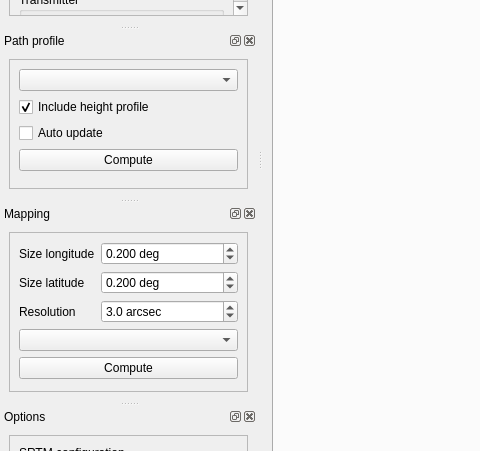
The window that pycraf/gui/resources/main_form.ui (bwinkel/pycraf) describes before a commit, drawn with Qt 5; both pictures show x 0 to 480 and y 307 to 758 of the 1098 by 934 pixel window.
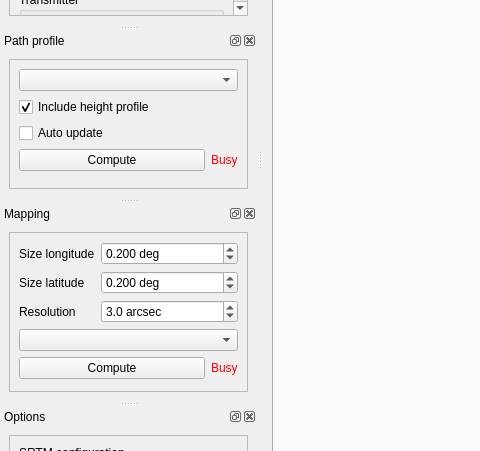
The same window after the commit.

Commit message: gui: add busy indicators for background workers

```diff
--- a/pycraf/gui/resources/main_form.ui
+++ b/pycraf/gui/resources/main_form.ui
@@ -580,9 +580,9 @@
         <property name="geometry">
          <rect>
           <x>0</x>
-          <y>-39</y>
+          <y>-22</y>
           <width>222</width>
-          <height>130</height>
+          <height>132</height>
          </rect>
         </property>
         <layout class="QGridLayout" name="gridLayout_7">
@@ -609,11 +609,33 @@
             </widget>
            </item>
            <item>
+            <layout class="QHBoxLayout" name="horizontalLayout_3">
+             <item>
             <widget class="QPushButton" name="pathprofComputePushButton">
+               <property name="sizePolicy">
+                <sizepolicy hsizetype="Expanding" vsizetype="Fixed">
+                 <horstretch>0</horstretch>
+                 <verstretch>0</verstretch>
+                </sizepolicy>
+               </property>
              <property name="text">
               <string>Compute</string>
              </property>
             </widget>
+             </item>
+             <item>
+              <widget class="QLabel" name="pathprofBusyIndicatorLabel">
+               <property name="styleSheet">
+                <string notr="true">QLabel {
+	color : red;
+}</string>
+               </property>
+               <property name="text">
+                <string>Busy</string>
+               </property>
+              </widget>
+             </item>
+            </layout>
            </item>
            <item>
             <spacer name="verticalSpacer_3">
@@ -655,9 +677,9 @@
         <property name="geometry">
          <rect>
           <x>0</x>
-          <y>-98</y>
+          <y>-81</y>
           <width>222</width>
-          <height>161</height>
+          <height>163</height>
          </rect>
         </property>
         <layout class="QGridLayout" name="gridLayout_12">
@@ -755,11 +777,33 @@
             <widget class="QComboBox" name="mapPlotChooserComboBox"/>
            </item>
            <item>
+            <layout class="QHBoxLayout" name="horizontalLayout_4">
+             <item>
             <widget class="QPushButton" name="mapComputePushButton">
+               <property name="sizePolicy">
+                <sizepolicy hsizetype="Expanding" vsizetype="Fixed">
+                 <horstretch>0</horstretch>
+                 <verstretch>0</verstretch>
+                </sizepolicy>
+               </property>
              <property name="text">
               <string>Compute</string>
              </property>
             </widget>
+             </item>
+             <item>
+              <widget class="QLabel" name="mapBusyIndicatorLabel">
+               <property name="styleSheet">
+                <string notr="true">QLabel {
+	color : red;
+}</string>
+               </property>
+               <property name="text">
+                <string>Busy</string>
+               </property>
+              </widget>
+             </item>
+            </layout>
            </item>
            <item>
             <spacer name="verticalSpacer_4">
```
Left out of the diff: 4 changed lines with no effect on the pictures. Lines whose indentation alone changed are shown as unchanged. The commit also changes 6 other files.
